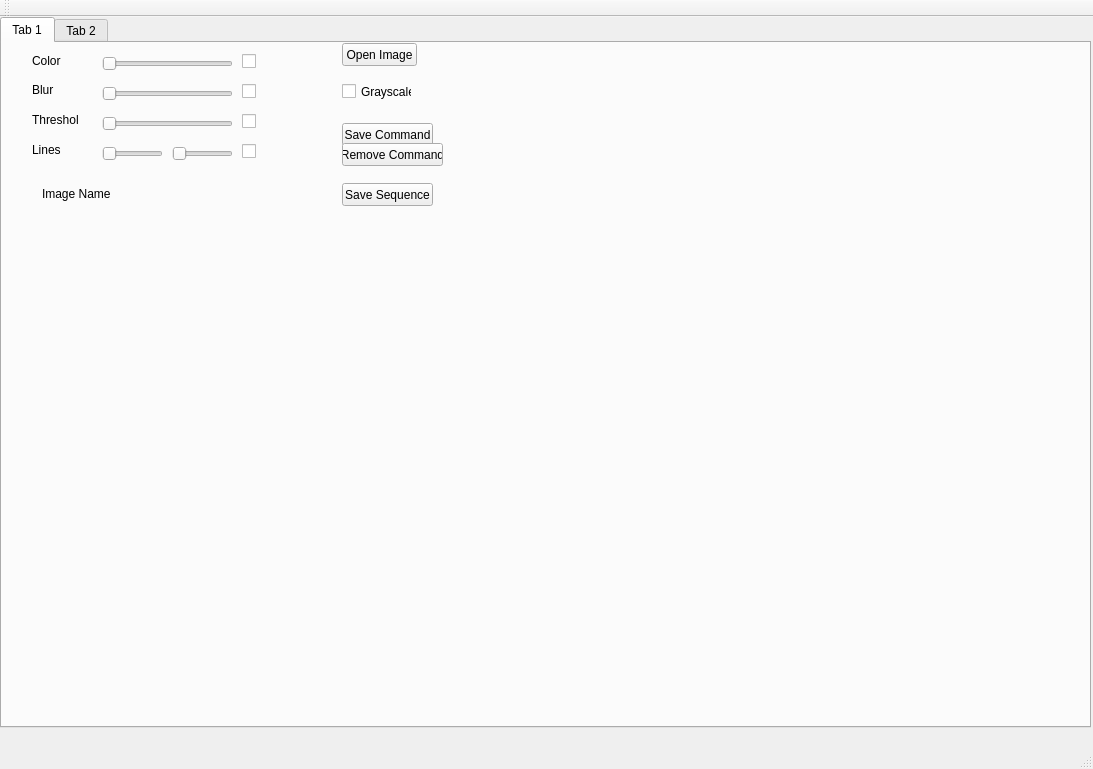
The window that mainwindow.ui (Tep-S/Monkey) describes before a commit, drawn with Qt 5.
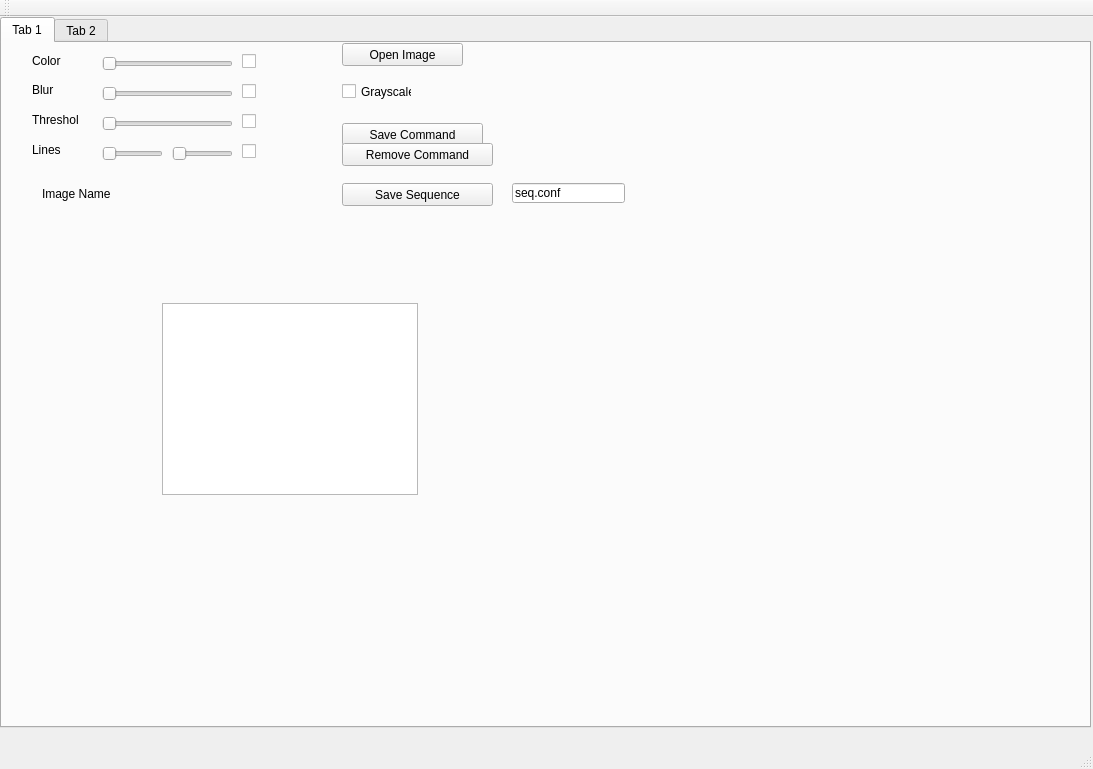
The same window after the commit.

Commit message: funcs move to sequence.cpp

The edit to the form file:
```diff
--- a/mainwindow.ui
+++ b/mainwindow.ui
@@ -152,7 +152,7 @@
        <rect>
         <x>340</x>
         <y>0</y>
-        <width>75</width>
+        <width>121</width>
         <height>23</height>
        </rect>
       </property>
@@ -243,7 +243,7 @@
        <rect>
         <x>340</x>
         <y>80</y>
-        <width>91</width>
+        <width>141</width>
         <height>23</height>
        </rect>
       </property>
@@ -256,7 +256,7 @@
        <rect>
         <x>340</x>
         <y>140</y>
-        <width>91</width>
+        <width>151</width>
         <height>23</height>
        </rect>
       </property>
@@ -269,7 +269,7 @@
        <rect>
         <x>340</x>
         <y>100</y>
-        <width>101</width>
+        <width>151</width>
         <height>23</height>
        </rect>
       </property>
@@ -277,6 +277,29 @@
        <string>Remove Command</string>
       </property>
      </widget>
+     <widget class="QListWidget" name="lsMain">
+      <property name="geometry">
+       <rect>
+        <x>160</x>
+        <y>260</y>
+        <width>256</width>
+        <height>192</height>
+       </rect>
+      </property>
+     </widget>
+     <widget class="QLineEdit" name="lnSequence">
+      <property name="geometry">
+       <rect>
+        <x>510</x>
+        <y>140</y>
+        <width>113</width>
+        <height>20</height>
+       </rect>
+      </property>
+      <property name="text">
+       <string>seq.conf</string>
+      </property>
+     </widget>
     </widget>
     <widget class="QWidget" name="tab_2">
      <attribute name="title">
```
The commit also changes 5 other files.
